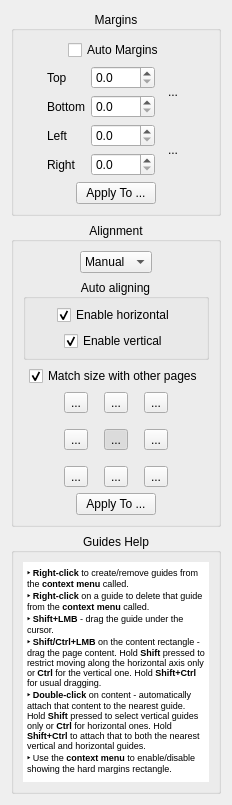
Before: the Qt Designer form filters/page_layout/ui/PageLayoutOptionsWidget.ui in 4lex4/scantailor-advanced, drawn with Qt 5.
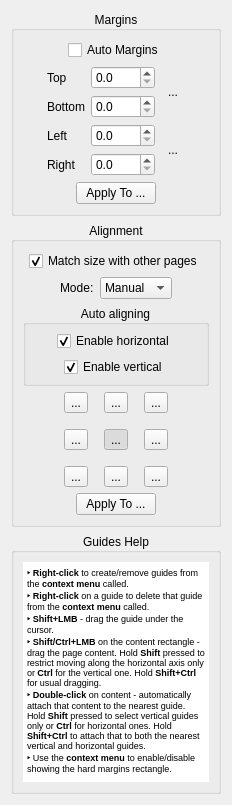
After: the same form once the commit is applied. Icons and pictures are not drawn. Custom widgets are drawn as their Qt base class.

Commit message:
~ Fixes and improvements on the default params dialog.
* Added dialog suggesting a user to delete profile that isn't compatible with the current version of the application.
* Bug fixes.
* The alignment mode combo box is now disabled if match with other pages option unchecked.

```diff
--- a/filters/page_layout/ui/PageLayoutOptionsWidget.ui
+++ b/filters/page_layout/ui/PageLayoutOptionsWidget.ui
@@ -277,6 +277,46 @@
       <property name="rightMargin">
        <number>9</number>
       </property>
+      <item>
+       <layout class="QHBoxLayout" name="horizontalLayout_7">
+        <item>
+         <spacer name="horizontalSpacer_7">
+          <property name="orientation">
+           <enum>Qt::Horizontal</enum>
+          </property>
+          <property name="sizeHint" stdset="0">
+           <size>
+            <width>1</width>
+            <height>1</height>
+           </size>
+          </property>
+         </spacer>
+        </item>
+        <item>
+         <widget class="QCheckBox" name="alignWithOthersCB">
+          <property name="text">
+           <string>Match size with other pages</string>
+          </property>
+          <property name="checked">
+           <bool>true</bool>
+          </property>
+         </widget>
+        </item>
+        <item>
+         <spacer name="horizontalSpacer_8">
+          <property name="orientation">
+           <enum>Qt::Horizontal</enum>
+          </property>
+          <property name="sizeHint" stdset="0">
+           <size>
+            <width>1</width>
+            <height>1</height>
+           </size>
+          </property>
+         </spacer>
+        </item>
+       </layout>
+      </item>
       <item>
        <layout class="QHBoxLayout" name="horizontalLayout_3">
         <item>
@@ -292,6 +332,13 @@
           </property>
          </spacer>
         </item>
+        <item>
+         <widget class="QLabel" name="alignmentModeLabel">
+          <property name="text">
+           <string>Mode:</string>
+          </property>
+         </widget>
+        </item>
         <item>
          <widget class="QComboBox" name="alignmentMode">
           <property name="currentIndex">
@@ -433,46 +480,6 @@
         </layout>
        </widget>
       </item>
-      <item>
-       <layout class="QHBoxLayout" name="horizontalLayout_7">
-        <item>
-         <spacer name="horizontalSpacer_7">
-          <property name="orientation">
-           <enum>Qt::Horizontal</enum>
-          </property>
-          <property name="sizeHint" stdset="0">
-           <size>
-            <width>1</width>
-            <height>1</height>
-           </size>
-          </property>
-         </spacer>
-        </item>
-        <item>
-         <widget class="QCheckBox" name="alignWithOthersCB">
-          <property name="text">
-           <string>Match size with other pages</string>
-          </property>
-          <property name="checked">
-           <bool>true</bool>
-          </property>
-         </widget>
-        </item>
-        <item>
-         <spacer name="horizontalSpacer_8">
-          <property name="orientation">
-           <enum>Qt::Horizontal</enum>
-          </property>
-          <property name="sizeHint" stdset="0">
-           <size>
-            <width>1</width>
-            <height>1</height>
-           </size>
-          </property>
-         </spacer>
-        </item>
-       </layout>
-      </item>
       <item>
        <layout class="QHBoxLayout" name="horizontalLayout_4">
         <item>
```
The commit also changes 7 other files.
